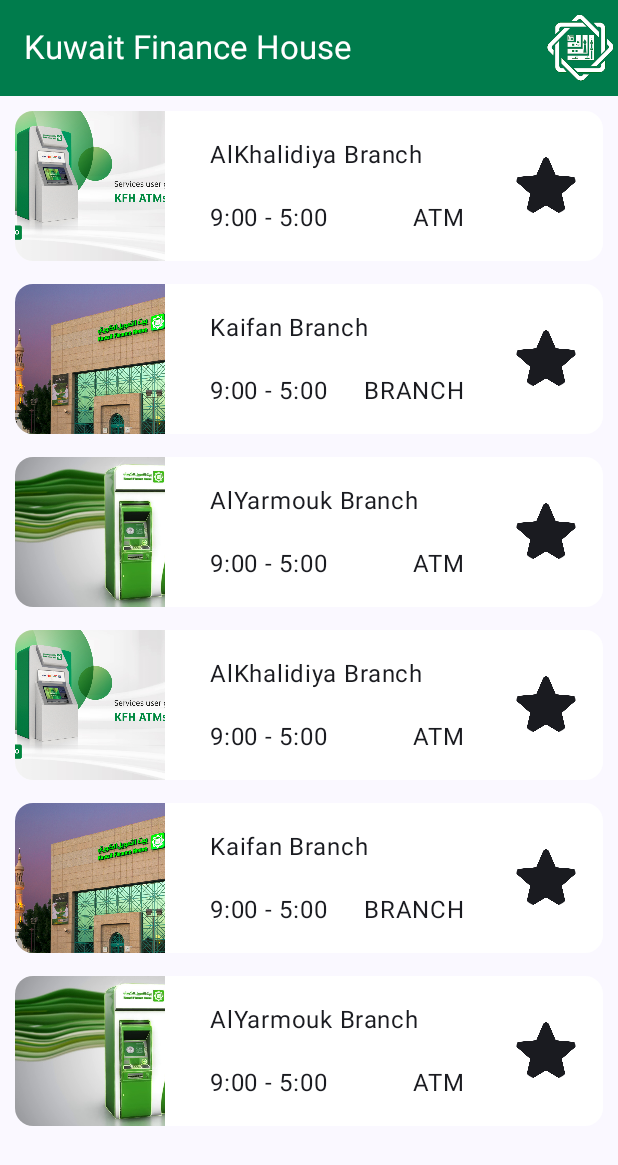
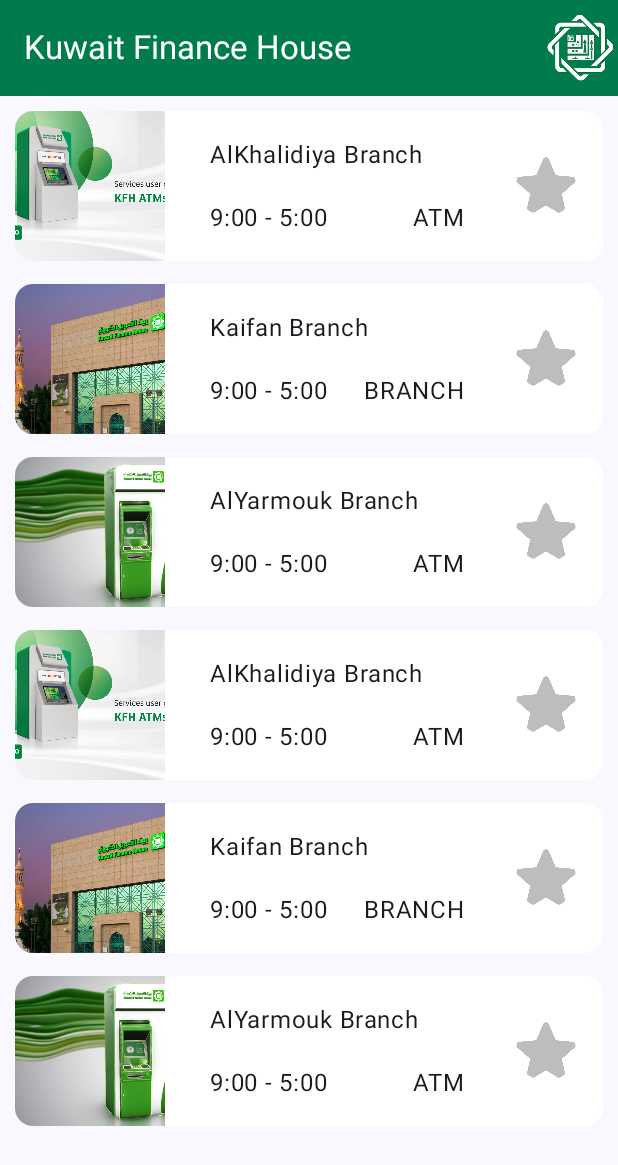
Before and after one commit to yasoofm/Branch-List-Project, an Android app built with Jetpack Compose: the screen it shows after launch (MainActivity), on a phone screen of 412 x 824 dp. Shown: the top 1165 px of the screen. Run offline under Robolectric (Android 15) with nearby library versions, the phone set to English and light mode, and no system bars.

Commit message:
added colors

```diff
--- a/app/src/main/java/com/example/branchlistproject/ui/theme/Color.kt
+++ b/app/src/main/java/com/example/branchlistproject/ui/theme/Color.kt
@@ -11,3 +11,6 @@ val PurpleGrey40 = Color(0xFF625b71)
 val Pink40 = Color(0xFF7D5260)
 
 val DarkGreen = Color(0xFF007C4C)
+
+val Gold = Color(0xFFFFB300)
+val Disabled = Color(0xBFA7A7A7)
```
